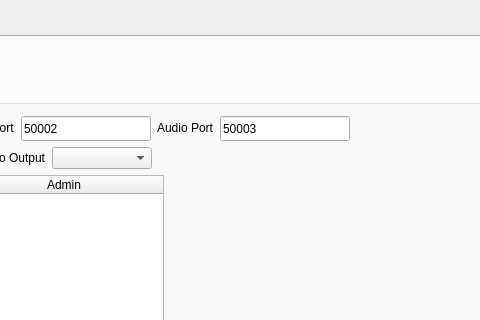
Qt form wfmain.ui (adecarolis/wfweb) before a commit; both pictures show x 441 to 921 and y 0 to 320 of the 1032 by 582 pixel window.
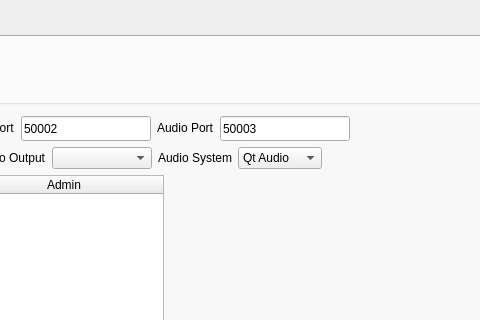
The same form after that commit. The open tabs and pages were chosen to show the change. Custom widgets are drawn as their Qt base class.

Commit message: Added an additional combo box for the audio system selection under the Radio Server page of settings.

Diff of the .ui file:
```diff
--- a/wfmain.ui
+++ b/wfmain.ui
@@ -4232,6 +4232,32 @@
                        </property>
                       </widget>
                      </item>
+                     <item>
+                      <widget class="QLabel" name="label_44">
+                       <property name="text">
+                        <string>Audio System</string>
+                       </property>
+                      </widget>
+                     </item>
+                     <item>
+                      <widget class="QComboBox" name="audioSystemServerCombo">
+                       <item>
+                        <property name="text">
+                         <string>Qt Audio</string>
+                        </property>
+                       </item>
+                       <item>
+                        <property name="text">
+                         <string>PortAudio</string>
+                        </property>
+                       </item>
+                       <item>
+                        <property name="text">
+                         <string>RT Audio</string>
+                        </property>
+                       </item>
+                      </widget>
+                     </item>
                      <item>
                       <spacer name="horizontalSpacer_23">
                        <property name="orientation">
```
Left out of the diff: 6 changed lines with no effect on the pictures. The commit also changes 2 other files.
